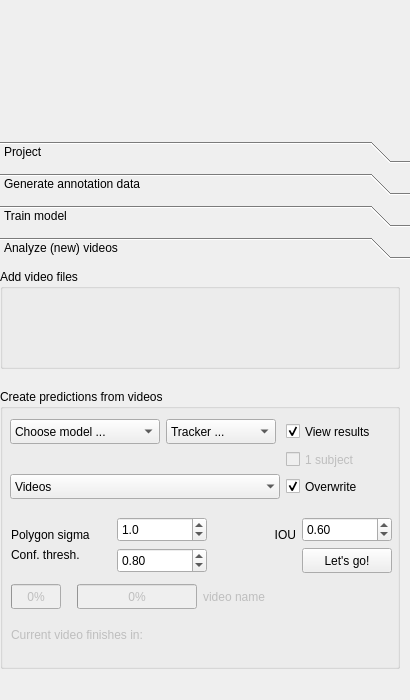
The window that octron/qt_gui/octron.ui (horsto/OCTRON-GUI) describes before a commit, drawn with Qt 5.
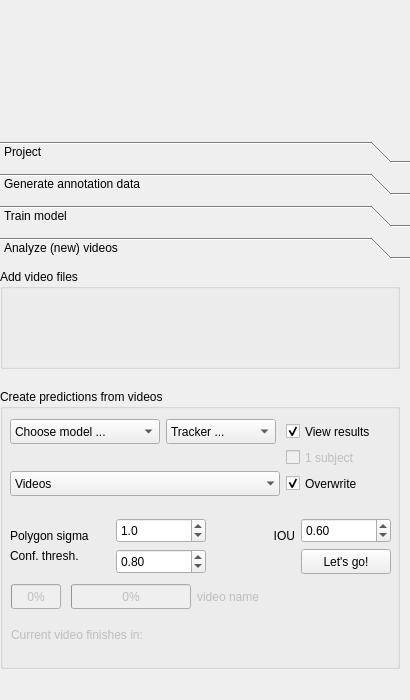
The same window after the commit. The open tabs and pages were chosen to show the change. Icons and pictures are not drawn.

```diff
--- a/octron/qt_gui/octron.ui
+++ b/octron/qt_gui/octron.ui
@@ -2116,7 +2116,7 @@
              <rect>
               <x>11</x>
               <y>193</y>
-              <width>387</width>
+              <width>381</width>
               <height>29</height>
              </rect>
             </property>
@@ -2256,10 +2256,10 @@
            <widget class="QWidget" name="layoutWidget">
             <property name="geometry">
              <rect>
-              <x>11</x>
-              <y>125</y>
+              <x>10</x>
+              <y>120</y>
               <width>381</width>
-              <height>61</height>
+              <height>73</height>
              </rect>
             </property>
             <layout class="QGridLayout" name="predict_grid_layout2">
@@ -2453,13 +2453,13 @@
              </item>
             </layout>
            </widget>
-           <widget class="QWidget" name="">
+           <widget class="QWidget" name="layoutWidget">
             <property name="geometry">
              <rect>
               <x>10</x>
               <y>30</y>
               <width>381</width>
-              <height>86</height>
+              <height>81</height>
              </rect>
             </property>
             <layout class="QGridLayout" name="gridLayout_2">
```
Left out of the diff: 2 changed lines with no effect on the pictures.
